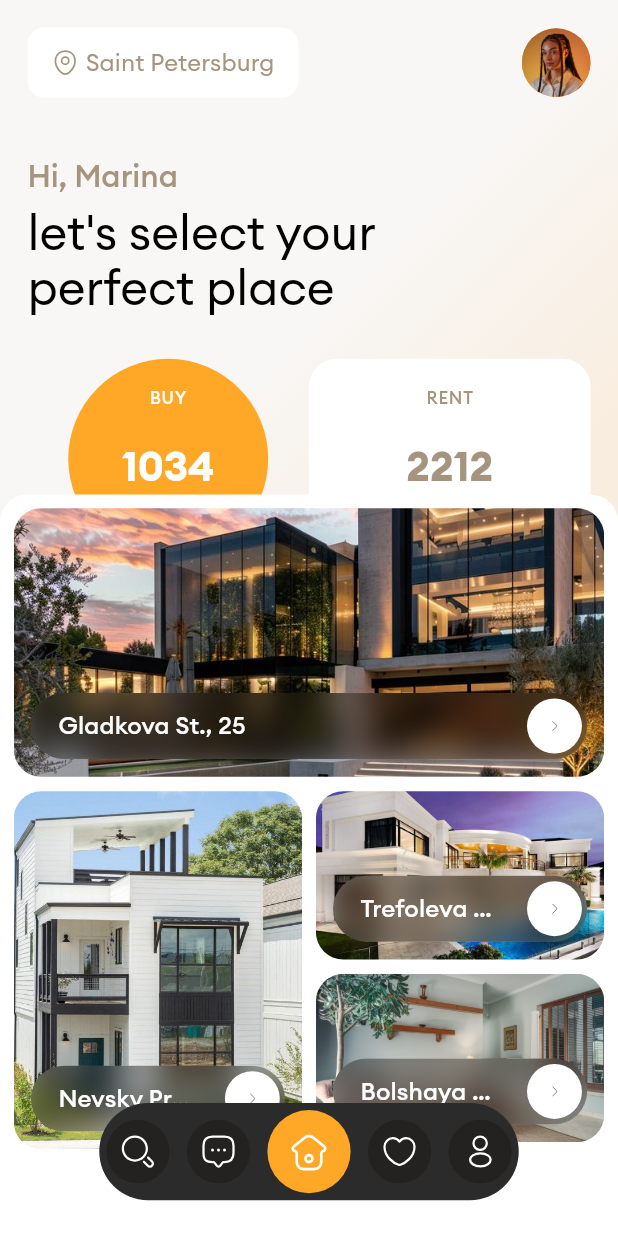
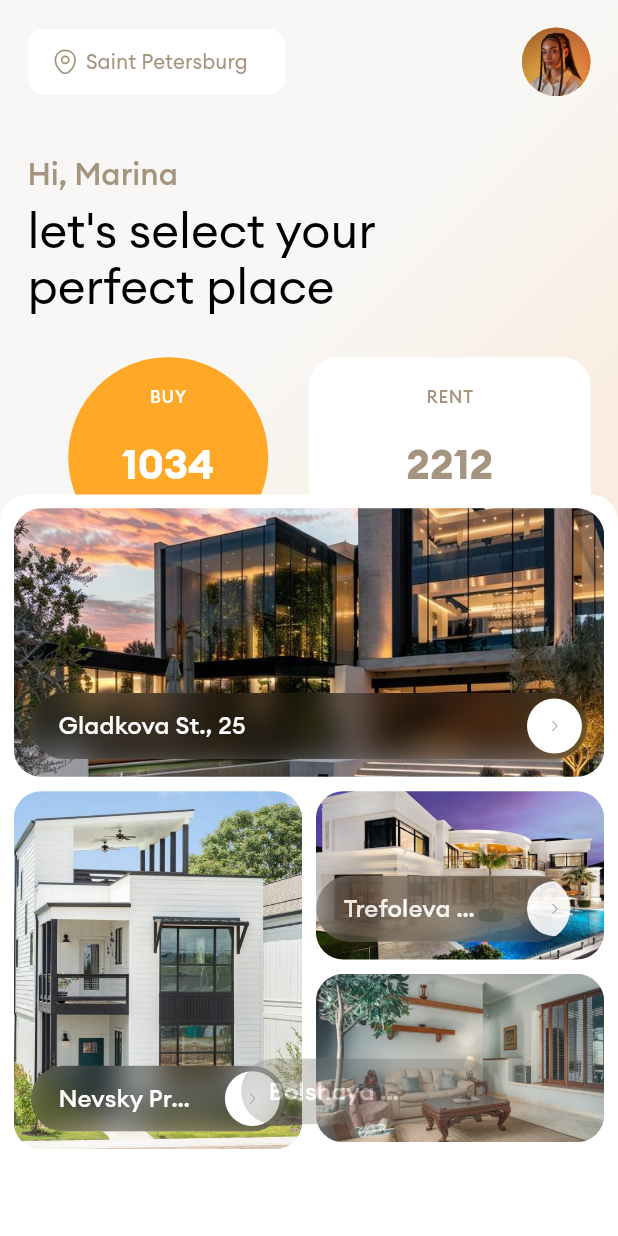
Before and after one commit to LimitlessFavour/real_estate, a Flutter app: the screen it shows after launch, on a phone screen of 412 x 824 dp. Run offline on Flutter 3.47's test engine with Material 3 defaults, Android fonts, the phone set to English and light mode, and no system bars; our stand-ins replace device_preview, flutter_map, flutter_screenutil, flutter_svg, gap, latlong2.

Commit message:
feat: home page animations

```diff
--- a/lib/models/home.dart
+++ b/lib/models/home.dart
@@ -4,8 +4,10 @@ enum HomeTab { search, chat, home, favourites, profile }
 
 class HomeModel extends ChangeNotifier {
   HomeTab _currentTab = HomeTab.home;
+  double _animationProgress = 0.0;
 
   HomeTab get currentTab => _currentTab;
+  double get animationProgress => _animationProgress;
 
   void setHomeTab(HomeTab tab) {
     if (_currentTab != tab) {
@@ -13,4 +15,21 @@ class HomeModel extends ChangeNotifier {
       notifyListeners();
     }
   }
+
+  void setAnimationProgress(double progress) {
+    _animationProgress = progress;
+    notifyListeners();
+  }
+
+  Future<void> animateEntrance() async {
+    const duration = Duration(seconds: 10);
+    final startTime = DateTime.now();
+
+    while (_animationProgress < 1.0) {
+      final elapsedTime = DateTime.now().difference(startTime);
+      _animationProgress = (elapsedTime.inMilliseconds / duration.inMilliseconds).clamp(0.0, 1.0);
+      notifyListeners();
+      await Future.delayed(const Duration(milliseconds: 16)); // ~60 FPS
+    }
+  }
 }
--- a/lib/view/tab/home.dart
+++ b/lib/view/tab/home.dart
@@ -1,14 +1,29 @@
 import 'package:flutter/material.dart';
 import 'package:gap/gap.dart';
 import 'package:flutter_screenutil/flutter_screenutil.dart';
+import 'package:provider/provider.dart';
+import 'package:real_estate/models/home.dart';
 import 'package:real_estate/widget/gradient_background.dart';
 import 'package:real_estate/widget/offers.dart';
 import 'package:real_estate/widget/profile_avatar.dart';
 import 'package:real_estate/app/icons.dart';
 import 'package:real_estate/widget/properties_sheet.dart';
 
-class Home extends StatelessWidget {
+class Home extends StatefulWidget {
   const Home({super.key});
+
+  @override
+  State<Home> createState() => _HomeState();
+}
+
+class _HomeState extends State<Home> {
+  @override
+  void initState() {
+    super.initState();
+    WidgetsBinding.instance.addPostFrameCallback((_) {
+      context.read<HomeModel>().animateEntrance();
+    });
+  }
 
   @override
   Widget build(BuildContext context) {
@@ -51,14 +66,29 @@ class IntroText extends StatelessWidget {
   @override
   Widget build(BuildContext context) {
     final theme = Theme.of(context);
+    final progress = context.watch<HomeModel>().animationProgress;
+    final animationProgress = ((progress - 0.1) / 0.1).clamp(0.0, 1.0);
+
     return Column(
       crossAxisAlignment: CrossAxisAlignment.start,
       children: [
-        Text('Hi, Marina', style: theme.textTheme.titleLarge),
+        Transform.translate(
+          offset: Offset(0, 20 * (1 - animationProgress)),
+          child: Opacity(
+            opacity: animationProgress,
+            child: Text('Hi, Marina', style: theme.textTheme.titleLarge),
+          ),
+        ),
         Gap(6.h),
-        Text(
+        Transform.translate(
+          offset: Offset(0, 20 * (1 - animationProgress)),
+          child: Opacity(
+            opacity: animationProgress,
+            child: Text(
               "let's select your\nperfect place",
               style: theme.textTheme.displayMedium,
+            ),
+          ),
         ),
       ],
     );
@@ -71,7 +101,13 @@ class LocationChip extends StatelessWidget {
   @override
   Widget build(BuildContext context) {
     final theme = Theme.of(context);
+    final progress = context.watch<HomeModel>().animationProgress;
+    final animationProgress = (progress / 0.1).clamp(0.0, 1.0);
+    final containerWidth = 150.w * animationProgress;
+    final textOpacity = ((animationProgress - 0.5) * 2).clamp(0.0, 1.0);
+
     return Container(
+      width: containerWidth,
       padding: EdgeInsets.symmetric(horizontal: 14.w, vertical: 10.h),
       decoration: BoxDecoration(
         color: Colors.white,
@@ -85,11 +121,20 @@ class LocationChip extends StatelessWidget {
             color: theme.colorScheme.secondary,
           ),
           Gap(4.w),
-          Text(
+          Expanded(
+            child: Opacity(
+              opacity: textOpacity,
+              child: Text(
                 'Saint Petersburg',
+                maxLines: 1,
+
                 style: theme.textTheme.labelLarge?.copyWith(
                   color: theme.colorScheme.secondary,
                   fontWeight: FontWeight.w400,
+                  fontSize: 12.sp,
+                ),
+                overflow: TextOverflow.clip,
+              ),
             ),
           ),
         ],
--- a/lib/widget/bottom_bar.dart
+++ b/lib/widget/bottom_bar.dart
@@ -12,12 +12,17 @@ class BottomBar extends StatelessWidget {
   Widget build(BuildContext context) {
     final theme = Theme.of(context);
     final selectedTab = context.watch<HomeModel>().currentTab;
+    final progress = context.watch<HomeModel>().animationProgress;
+    final bottomBarProgress = ((progress - 0.8) / 0.1).clamp(0.0, 1.0);
 
     return AnimatedPositioned(
       duration: const Duration(milliseconds: 300),
-      bottom: 20.h,
+      curve: Curves.easeIn,
+      bottom: 20.h * bottomBarProgress - 80.h * (1 - bottomBarProgress),
       left: 0,
       right: 0,
+      child: Opacity(
+        opacity: bottomBarProgress,
         child: Center(
           child: Container(
             padding: EdgeInsets.symmetric(horizontal: 4.w, vertical: 2.h),
@@ -42,6 +47,7 @@ class BottomBar extends StatelessWidget {
                   ],
                 );
               }).toList(),
+            ),
           ),
         ),
       ),
--- a/lib/widget/offers.dart
+++ b/lib/widget/offers.dart
@@ -1,30 +1,43 @@
 import 'package:flutter/material.dart';
 import 'package:gap/gap.dart';
 import 'package:flutter_screenutil/flutter_screenutil.dart';
+import 'package:provider/provider.dart';
+import 'package:real_estate/models/home.dart';
 
 class OffersSection extends StatelessWidget {
   const OffersSection({super.key});
 
   @override
   Widget build(BuildContext context) {
-    return const Row(
+    final progress = context.watch<HomeModel>().animationProgress;
+    final entranceProgress = ((progress - 0.3) / 0.2).clamp(0.0, 1.0);
+    final countProgress = ((progress - 0.3) / 0.2).clamp(0.0, 1.0);
+
+    return Transform.translate(
+      offset: Offset(0, 50 * (1 - entranceProgress)),
+      child: Opacity(
+        opacity: entranceProgress,
+        child: Row(
           children: [
             Expanded(
               child: OfferCard(
                 type: 'BUY',
                 count: 1034,
                 isSelected: true,
+                animationProgress: countProgress,
               ),
             ),
-        // Gap(4.w),
             Expanded(
               child: OfferCard(
                 type: 'RENT',
                 count: 2212,
                 isSelected: false,
+                animationProgress: countProgress,
               ),
             ),
           ],
+        ),
+      ),
     );
   }
 }
@@ -33,18 +46,22 @@ class OfferCard extends StatelessWidget {
   final String type;
   final int count;
   final bool isSelected;
+  final double animationProgress;
 
   const OfferCard({
     super.key,
     required this.type,
     required this.count,
     required this.isSelected,
+    required this.animationProgress,
   });
 
   @override
   Widget build(BuildContext context) {
     final theme = Theme.of(context);
     final buy = type == 'BUY';
+    final animatedCount = (count * animationProgress).round();
+
     return Container(
       padding: EdgeInsets.all(16.w),
       decoration: BoxDecoration(
@@ -63,7 +80,7 @@ class OfferCard extends StatelessWidget {
           ),
           Gap(16.h),
           Text(
-            count.toString(),
+            animatedCount.toString(),
             style: theme.textTheme.displaySmall!.copyWith(
               color: isSelected ? Colors.white : theme.colorScheme.secondary,
             ),
--- a/lib/widget/profile_avatar.dart
+++ b/lib/widget/profile_avatar.dart
@@ -1,14 +1,22 @@
 import 'package:flutter/material.dart';
 import 'package:flutter_screenutil/flutter_screenutil.dart';
+import 'package:provider/provider.dart';
+import 'package:real_estate/models/home.dart';
 
 class ProfileAvatar extends StatelessWidget {
   const ProfileAvatar({super.key});
 
   @override
   Widget build(BuildContext context) {
-    return CircleAvatar(
-      radius: 20.r,
-      backgroundImage: const AssetImage('assets/images/portrait.jpeg'),
+    final progress = context.watch<HomeModel>().animationProgress;
+    final scale = (progress / 0.1).clamp(0.0, 1.0);
+
+    return Transform.scale(
+      scale: scale,
+      child: CircleAvatar(
+        radius: 20.r,
+        backgroundImage: const AssetImage('assets/images/portrait.jpeg'),
+      ),
     );
   }
 }
--- a/lib/widget/properties_sheet.dart
+++ b/lib/widget/properties_sheet.dart
@@ -1,8 +1,10 @@
 import 'package:flutter/material.dart';
 import 'package:flutter_screenutil/flutter_screenutil.dart';
 import 'package:gap/gap.dart';
+import 'package:provider/provider.dart';
 import 'package:real_estate/app/icons.dart';
 import 'package:real_estate/app/theme.dart';
+import 'package:real_estate/models/home.dart';
 import 'package:real_estate/models/property.dart';
 import 'package:latlong2/latlong.dart';
 import 'dart:ui';
@@ -17,9 +19,13 @@ class PropertiesSheet extends StatelessWidget {
 
   @override
   Widget build(BuildContext context) {
+    final progress = context.watch<HomeModel>().animationProgress;
+    final sheetProgress = ((progress - 0.5) / 0.1).clamp(0.0, 1.0);
+
     return AnimatedPositioned(
       duration: const Duration(milliseconds: 300),
-      bottom: 0,
+      curve: Curves.easeIn,
+      bottom: -0.6.sh * (1 - sheetProgress),
       left: 0,
       right: 0,
       child: Container(
@@ -37,6 +43,7 @@ class PropertiesSheet extends StatelessWidget {
                 image: properties[0].imagePath,
                 address: properties[0].address,
                 size: PropertyCardSize.large,
+                index: 0,
               ),
             Gap(8.h),
             Expanded(
@@ -48,6 +55,7 @@ class PropertiesSheet extends StatelessWidget {
                       image: properties[1].imagePath,
                       address: properties[1].address,
                       size: PropertyCardSize.medium,
+                      index: 1,
                     ),
                   ),
                   Gap(8.w),
@@ -58,12 +66,14 @@ class PropertiesSheet extends StatelessWidget {
                           image: properties[2].imagePath,
                           address: properties[2].address,
                           size: PropertyCardSize.small,
+                          index: 2,
                         ),
                         Gap(8.h),
                         PropertyCard(
                           image: properties[3].imagePath,
                           address: properties[3].address,
                           size: PropertyCardSize.small,
+                          index: 3,
                         ),
                       ],
                     ),
@@ -84,17 +94,22 @@ class PropertyCard extends StatelessWidget {
   final String image;
   final String address;
   final PropertyCardSize size;
+  final int index;
 
   const PropertyCard({
     super.key,
     required this.image,
     required this.address,
     required this.size,
+    required this.index,
   });
 
   @override
   Widget build(BuildContext context) {
     final theme = Theme.of(context);
+    final progress = context.watch<HomeModel>().animationProgress;
+    final cardProgress = ((progress - (0.6 + index * 0.05)) / 0.1).clamp(0.0, 1.0);
+
     return Container(
       height: _getHeight(),
       decoration: BoxDecoration(
@@ -110,6 +125,10 @@ class PropertyCard extends StatelessWidget {
             left: 10.w,
             right: 10.w,
             bottom: 10.h,
+            child: Transform.translate(
+              offset: Offset(-100 * (1 - cardProgress), 0),
+              child: Opacity(
+                opacity: cardProgress,
                 child: ClipRRect(
                   borderRadius: BorderRadius.circular(32.r),
                   child: BackdropFilter(
@@ -133,7 +152,9 @@ class PropertyCard extends StatelessWidget {
                               ),
                             ),
                           ),
-                      Container(
+                          Transform.translate(
+                            offset: Offset(100 * (1 - cardProgress), 0),
+                            child: Container(
                               padding: EdgeInsets.all(12.w),
                               margin: EdgeInsets.all(3.w),
                               decoration: const BoxDecoration(
@@ -146,7 +167,10 @@ class PropertyCard extends StatelessWidget {
                                 color: AppTheme.grey,
                               ),
                             ),
+                          ),
                         ],
+                      ),
+                    ),
                   ),
                 ),
               ),
```
Lines whose indentation alone changed are shown as unchanged.
